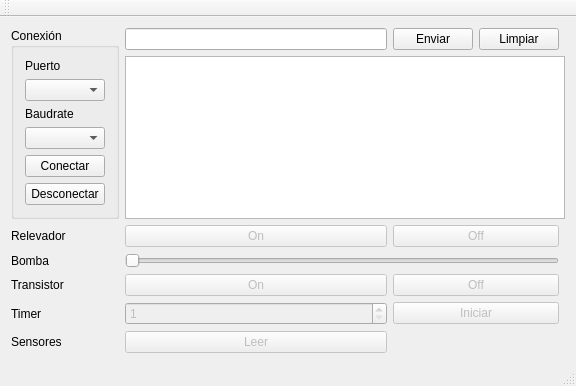
Before: the Qt Designer form mainwindow.ui in micheldavalos/Arduino_GUI, drawn with Qt 5.
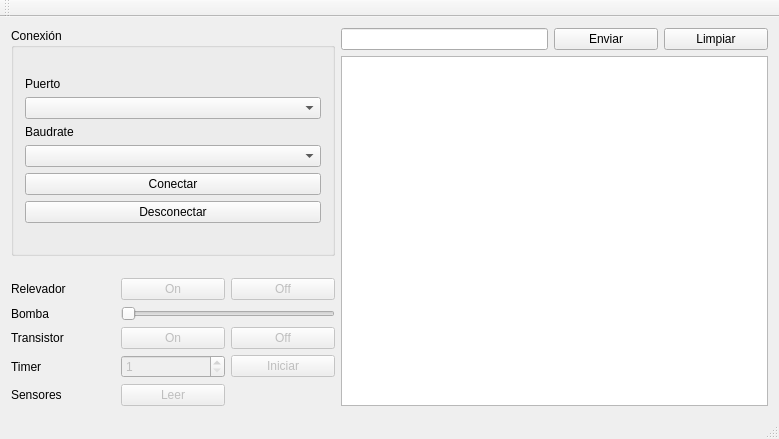
After: the same form once the commit is applied.

Commit message: agregando un vertical spacer

```diff
--- a/mainwindow.ui
+++ b/mainwindow.ui
@@ -6,8 +6,8 @@
    <rect>
     <x>0</x>
     <y>0</y>
-    <width>576</width>
-    <height>378</height>
+    <width>779</width>
+    <height>439</height>
    </rect>
   </property>
   <property name="windowTitle">
@@ -17,21 +17,155 @@
    <layout class="QGridLayout" name="gridLayout_2">
     <item row="0" column="0">
      <layout class="QGridLayout" name="gridLayout">
-      <item row="2" column="0">
-       <widget class="QLabel" name="label_3">
-        <property name="text">
-         <string>Relevador</string>
-        </property>
-       </widget>
-      </item>
-      <item row="3" column="0">
+      <item row="4" column="0">
        <widget class="QLabel" name="label_4">
         <property name="text">
          <string>Bomba</string>
         </property>
        </widget>
       </item>
-      <item row="0" column="0" rowspan="2">
+      <item row="1" column="3" rowspan="7" colspan="4">
+       <widget class="QPlainTextEdit" name="plainTextEditRespuesta">
+        <property name="centerOnScroll">
+         <bool>false</bool>
+        </property>
+       </widget>
+      </item>
+      <item row="6" column="0">
+       <widget class="QLabel" name="label_6">
+        <property name="text">
+         <string>Timer</string>
+        </property>
+       </widget>
+      </item>
+      <item row="6" column="2">
+       <widget class="QPushButton" name="pushButton_6">
+        <property name="enabled">
+         <bool>false</bool>
+        </property>
+        <property name="text">
+         <string>Iniciar</string>
+        </property>
+       </widget>
+      </item>
+      <item row="3" column="2">
+       <widget class="QPushButton" name="pushButton_3">
+        <property name="enabled">
+         <bool>false</bool>
+        </property>
+        <property name="text">
+         <string>Off</string>
+        </property>
+        <property name="flat">
+         <bool>false</bool>
+        </property>
+       </widget>
+      </item>
+      <item row="5" column="2">
+       <widget class="QPushButton" name="pushButton_5">
+        <property name="enabled">
+         <bool>false</bool>
+        </property>
+        <property name="text">
+         <string>Off</string>
+        </property>
+       </widget>
+      </item>
+      <item row="0" column="5">
+       <widget class="QPushButton" name="botonEnviar">
+        <property name="text">
+         <string>Enviar</string>
+        </property>
+       </widget>
+      </item>
+      <item row="3" column="1">
+       <widget class="QPushButton" name="pushButton_2">
+        <property name="enabled">
+         <bool>false</bool>
+        </property>
+        <property name="text">
+         <string>On</string>
+        </property>
+       </widget>
+      </item>
+      <item row="0" column="3" colspan="2">
+       <widget class="QLineEdit" name="lineEditEnviar"/>
+      </item>
+      <item row="7" column="0">
+       <widget class="QLabel" name="label_7">
+        <property name="text">
+         <string>Sensores</string>
+        </property>
+       </widget>
+      </item>
+      <item row="0" column="6">
+       <widget class="QPushButton" name="pushButton">
+        <property name="text">
+         <string>Limpiar</string>
+        </property>
+       </widget>
+      </item>
+      <item row="5" column="0">
+       <widget class="QLabel" name="label_5">
+        <property name="text">
+         <string>Transistor</string>
+        </property>
+       </widget>
+      </item>
+      <item row="7" column="1">
+       <widget class="QPushButton" name="pushButton_7">
+        <property name="enabled">
+         <bool>false</bool>
+        </property>
+        <property name="text">
+         <string>Leer</string>
+        </property>
+       </widget>
+      </item>
+      <item row="3" column="0">
+       <widget class="QLabel" name="label_3">
+        <property name="text">
+         <string>Relevador</string>
+        </property>
+       </widget>
+      </item>
+      <item row="6" column="1">
+       <widget class="QSpinBox" name="spinBox">
+        <property name="enabled">
+         <bool>false</bool>
+        </property>
+        <property name="minimum">
+         <number>1</number>
+        </property>
+        <property name="maximum">
+         <number>60</number>
+        </property>
+       </widget>
+      </item>
+      <item row="4" column="1" colspan="2">
+       <widget class="QSlider" name="horizontalSlider_green">
+        <property name="enabled">
+         <bool>false</bool>
+        </property>
+        <property name="maximum">
+         <number>100</number>
+        </property>
+        <property name="orientation">
+         <enum>Qt::Horizontal</enum>
+        </property>
+       </widget>
+      </item>
+      <item row="5" column="1">
+       <widget class="QPushButton" name="pushButton_4">
+        <property name="enabled">
+         <bool>false</bool>
+        </property>
+        <property name="text">
+         <string>On</string>
+        </property>
+       </widget>
+      </item>
+      <item row="0" column="0" rowspan="2" colspan="3">
        <widget class="QGroupBox" name="groupBox">
         <property name="title">
          <string>Conexión</string>
@@ -104,139 +238,18 @@
         </layout>
        </widget>
       </item>
-      <item row="3" column="2" colspan="3">
-       <widget class="QSlider" name="horizontalSlider_green">
-        <property name="enabled">
-         <bool>false</bool>
-        </property>
-        <property name="maximum">
-         <number>100</number>
-        </property>
+      <item row="2" column="1">
+       <spacer name="verticalSpacer_3">
         <property name="orientation">
-         <enum>Qt::Horizontal</enum>
+         <enum>Qt::Vertical</enum>
         </property>
-       </widget>
-      </item>
-      <item row="2" column="2">
-       <widget class="QPushButton" name="pushButton_2">
-        <property name="enabled">
-         <bool>false</bool>
+        <property name="sizeHint" stdset="0">
+         <size>
+          <width>20</width>
+          <height>40</height>
+         </size>
         </property>
-        <property name="text">
-         <string>On</string>
-        </property>
-       </widget>
-      </item>
-      <item row="2" column="3" colspan="2">
-       <widget class="QPushButton" name="pushButton_3">
-        <property name="enabled">
-         <bool>false</bool>
-        </property>
-        <property name="text">
-         <string>Off</string>
-        </property>
-        <property name="flat">
-         <bool>false</bool>
-        </property>
-       </widget>
-      </item>
-      <item row="0" column="4">
-       <widget class="QPushButton" name="pushButton">
-        <property name="text">
-         <string>Limpiar</string>
-        </property>
-       </widget>
-      </item>
-      <item row="4" column="0">
-       <widget class="QLabel" name="label_5">
-        <property name="text">
-         <string>Transistor</string>
-        </property>
-       </widget>
-      </item>
-      <item row="4" column="2">
-       <widget class="QPushButton" name="pushButton_4">
-        <property name="enabled">
-         <bool>false</bool>
-        </property>
-        <property name="text">
-         <string>On</string>
-        </property>
-       </widget>
-      </item>
-      <item row="4" column="3" colspan="2">
-       <widget class="QPushButton" name="pushButton_5">
-        <property name="enabled">
-         <bool>false</bool>
-        </property>
-        <property name="text">
-         <string>Off</string>
-        </property>
-       </widget>
-      </item>
-      <item row="5" column="0">
-       <widget class="QLabel" name="label_6">
-        <property name="text">
-         <string>Timer</string>
-        </property>
-       </widget>
-      </item>
-      <item row="0" column="2">
-       <widget class="QLineEdit" name="lineEditEnviar"/>
-      </item>
-      <item row="0" column="3">
-       <widget class="QPushButton" name="botonEnviar">
-        <property name="text">
-         <string>Enviar</string>
-        </property>
-       </widget>
-      </item>
-      <item row="1" column="2" colspan="4">
-       <widget class="QPlainTextEdit" name="plainTextEditRespuesta">
-        <property name="centerOnScroll">
-         <bool>false</bool>
-        </property>
-       </widget>
-      </item>
-      <item row="5" column="3" colspan="2">
-       <widget class="QPushButton" name="pushButton_6">
-        <property name="enabled">
-         <bool>false</bool>
-        </property>
-        <property name="text">
-         <string>Iniciar</string>
-        </property>
-       </widget>
-      </item>
-      <item row="6" column="0">
-       <widget class="QLabel" name="label_7">
-        <property name="text">
-         <string>Sensores</string>
-        </property>
-       </widget>
-      </item>
-      <item row="6" column="2">
-       <widget class="QPushButton" name="pushButton_7">
-        <property name="enabled">
-         <bool>false</bool>
-        </property>
-        <property name="text">
-         <string>Leer</string>
-        </property>
-       </widget>
-      </item>
-      <item row="5" column="2">
-       <widget class="QSpinBox" name="spinBox">
-        <property name="enabled">
-         <bool>false</bool>
-        </property>
-        <property name="minimum">
-         <number>1</number>
-        </property>
-        <property name="maximum">
-         <number>60</number>
-        </property>
-       </widget>
+       </spacer>
       </item>
      </layout>
     </item>
```
Left out of the diff: 2 changed lines with no effect on the pictures.
